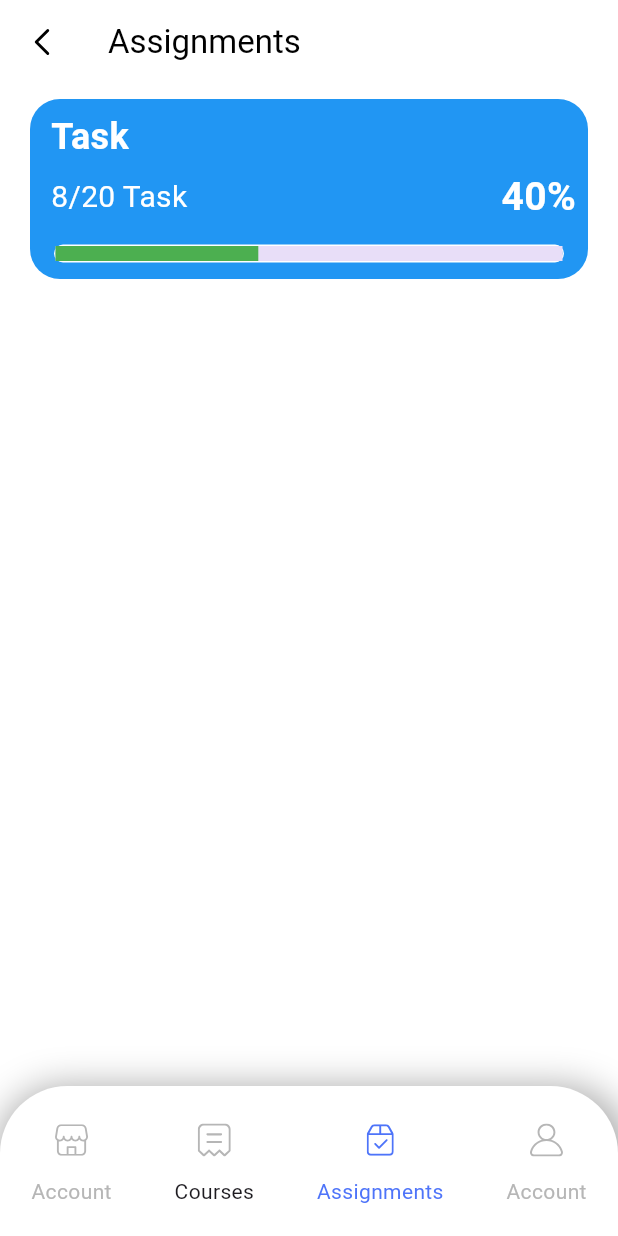
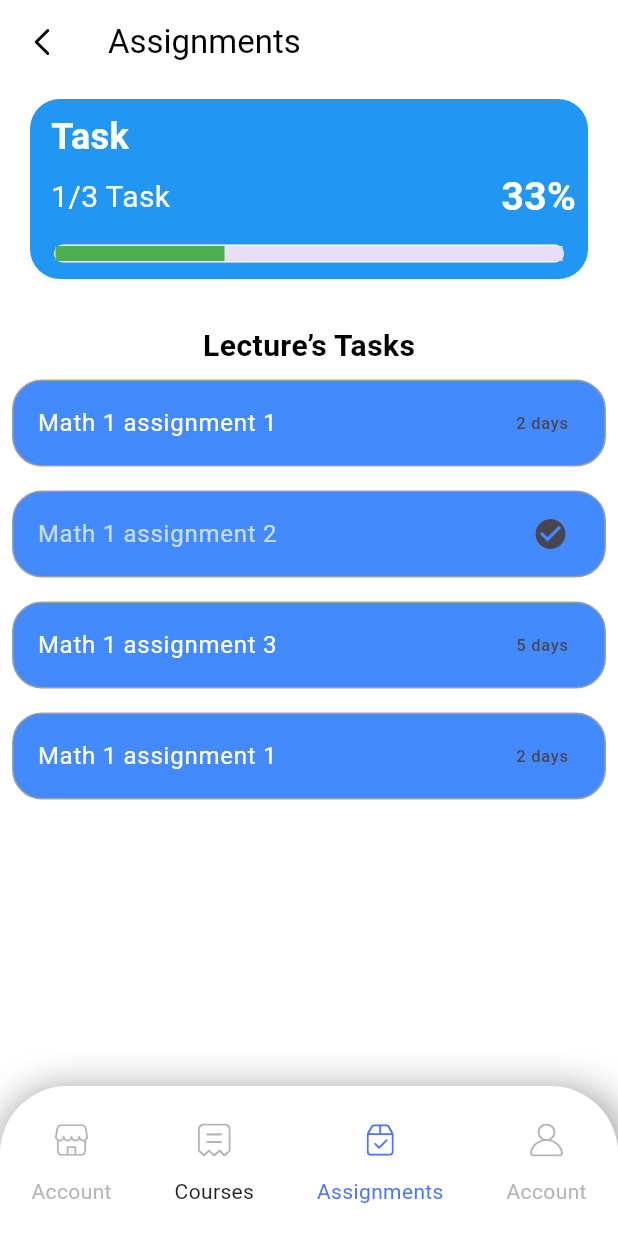
Before and after one commit to Dark-Semicolon/graduation-project-mobile-app, a Flutter app: the AssignmentsView screen opened by its route, on a phone screen of 412 x 824 dp. Run offline on Flutter 3.47's test engine with Material 3 defaults, Android fonts, the phone set to English and light mode, and no system bars; our stand-ins replace flutter_svg, go_router, percent_indicator; Roboto replaces fonts that are missing (Manrope).

Commit message:
add Task iteams Widget

```diff
--- a/lib/Constants/FontsConst.dart
+++ b/lib/Constants/FontsConst.dart
@@ -1,5 +1,4 @@
 import 'package:flutter/material.dart';
-
 import 'ColorsConst.dart';
 
 class AppFonts {
--- a/lib/Core/AppRouter.dart
+++ b/lib/Core/AppRouter.dart
@@ -51,7 +51,17 @@ abstract class AppRouter {
       ),
       GoRoute(
         path: '/AssignmentsPage',
-        builder: (context, state) => const AssignmentsView(),
+        builder: (context, state) => AssignmentsView(
+          tasks: [
+            Task('Math 1 assignment 1', false, '2 days'),
+            Task('Math 1 assignment 2', true),
+            Task('Math 1 assignment 3', false, '5 days'),
+            Task('Math 1 assignment 1', false, '2 days'),
+
+
+          ],
+          numberOfTasks: 3,
+        ),
       ),
 
       //   GoRoute(
--- a/lib/Features/assignment/AssignmentPage.dart
+++ b/lib/Features/assignment/AssignmentPage.dart
@@ -1,12 +1,21 @@
+import 'package:eductionsystem/Features/assignment/widgets/TaskComplete.dart';
 import 'package:flutter/cupertino.dart';
 import 'package:flutter/material.dart';
 import 'package:flutter_svg/flutter_svg.dart';
-
+import '../../Constants/FontsConst.dart';
 import '../Splash/Persentation/widgets/Nav_bar.dart';
 import 'package:eductionsystem/Features/assignment/widgets/TaskProgress.dart';
 
+
 class AssignmentsView extends StatelessWidget {
-  const AssignmentsView({Key? key});
+  final List<Task> tasks;
+  final int numberOfTasks;
+
+  const AssignmentsView({
+    Key? key,
+    required this.tasks,
+    required this.numberOfTasks,
+  }) : super(key: key);
 
   @override
   Widget build(BuildContext context) {
@@ -34,10 +43,20 @@ class AssignmentsView extends StatelessWidget {
           },
         ),
       ),
-      body: const Column(
+      body: Column(
         children: [
-          SizedBox(height: 10,),
-          TaskProgressWidget(completedTasks: 8, totalTasks:20),
+          SizedBox(height: 10),
+          TaskProgressWidget(completedTasks: tasks.where((task) => task.isCompleted).length, totalTasks: numberOfTasks),
+          SizedBox(height: 30),
+          Text(
+            'Lecture’s Tasks',
+            style: AppFonts.manrope18.copyWith(fontSize: 20, color: Colors.black),
+          ),
+          Column(
+            children: tasks
+                .map((task) => TaskItem(task.title, task.isCompleted, task.dueIn))
+                .toList(),
+          ),
         ],
       ),
       bottomNavigationBar: CustomBottomNavBar(
@@ -46,3 +65,11 @@ class AssignmentsView extends StatelessWidget {
     );
   }
 }
+
+class Task {
+  final String title;
+  final bool isCompleted;
+  final String? dueIn;
+
+  Task(this.title, this.isCompleted, [this.dueIn]);
+}
--- /dev/null
+++ b/lib/Features/assignment/widgets/TaskComplete.dart
@@ -0,0 +1,34 @@
+import 'package:flutter/cupertino.dart';
+import 'package:flutter/material.dart';
+
+class TaskItem extends StatelessWidget {
+  final String title;
+  final bool isCompleted;
+  final String? dueIn;
+
+  TaskItem(this.title, this.isCompleted, [this.dueIn]);
+
+  @override
+  Widget build(BuildContext context) {
+    return Padding(
+      padding: const EdgeInsets.all(8.0),
+      child: Container(
+        width: double.infinity,
+        decoration: BoxDecoration(
+          color: Colors.blueAccent,
+          borderRadius: BorderRadius.circular(20),
+          border: Border.all(
+            color: Colors.grey,
+            width: 1,
+          ),
+        ),
+        child: ListTile(
+          title: Text(title, style: TextStyle(color: isCompleted ? Colors.white70 : Colors.white)),
+          trailing: isCompleted
+              ? Icon(Icons.check_circle)
+              : (dueIn != null ? Text(dueIn!) : null),
+        ),
+      ),
+    );
+  }
+}
```
